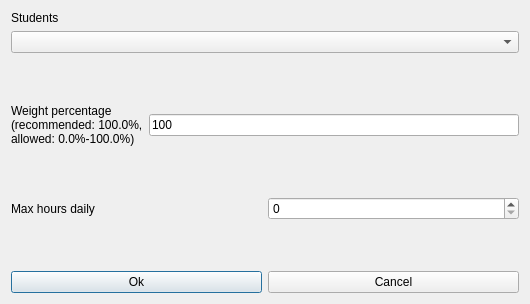
This is fet/src/interface/modifyconstraintstudentssetmaxhoursdailyrealdaysform_template.ui in vonmecheln/fet as Qt 5 draws it before an edit. The edited form follows.
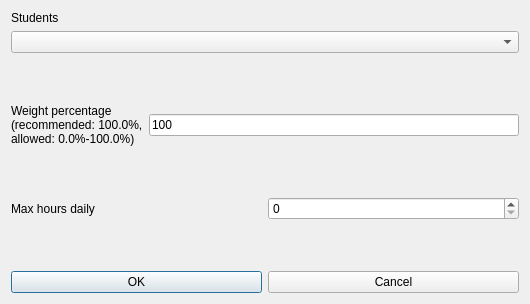
This is the edited form.

```diff
--- a/fet/src/interface/modifyconstraintstudentssetmaxhoursdailyrealdaysform_template.ui
+++ b/fet/src/interface/modifyconstraintstudentssetmaxhoursdailyrealdaysform_template.ui
@@ -143,7 +143,7 @@
      <item>
       <widget class="QPushButton" name="okPushButton">
        <property name="text">
-        <string>Ok</string>
+        <string>OK</string>
        </property>
       </widget>
      </item>
```
